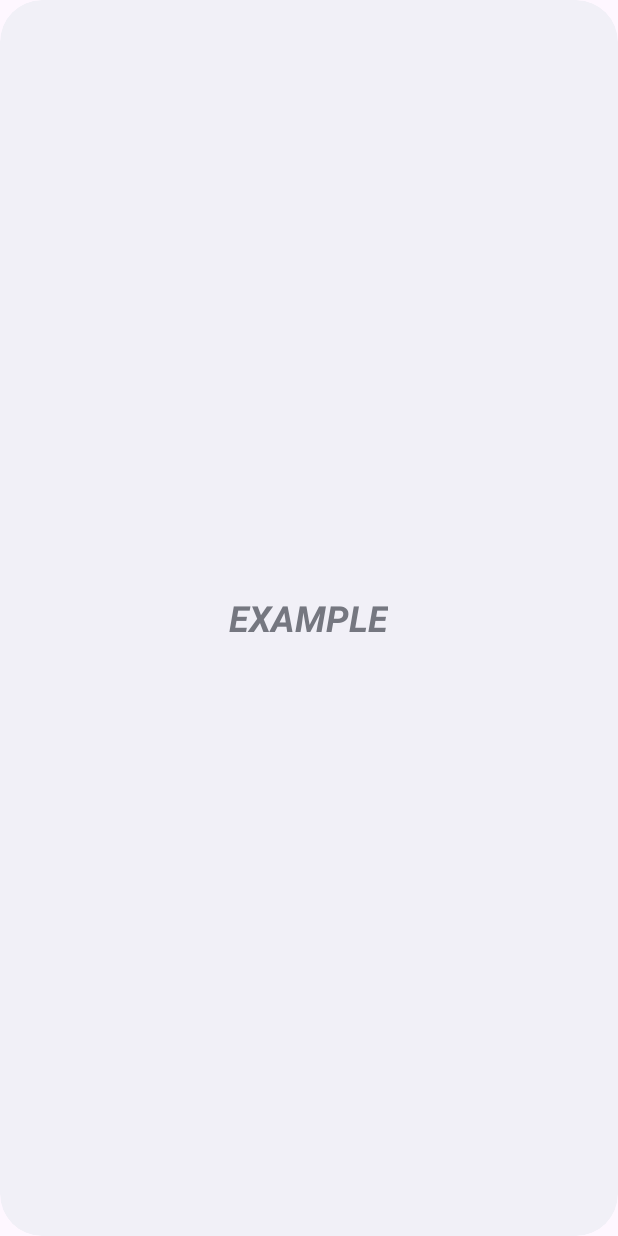
After one commit to blarbee/deadline_countdown, an Android app: the layout countdown_widget.xml on its own in the app's theme, with its tools: preview values and no code run, on a phone screen of 412 x 824 dp. The commit adds this screen. Run offline under Robolectric (Android 15) with nearby library versions, the phone set to English and light mode, and no system bars.

Commit message:
Correct allFieldsAreCompelted() and widget premices

```diff
--- a/app/build.gradle.kts
+++ b/app/build.gradle.kts
@@ -43,6 +43,8 @@
     // No additional plugins are necessary
     annotationProcessor("androidx.room:room-compiler:$room_version")
 
+    implementation("androidx.core:core-ktx:1.16.0")
+
     implementation(libs.flexbox)
     implementation(libs.appcompat)
     implementation(libs.material)
--- a/app/src/main/java/com/example/deadline_countdown/TaskActivity.java
+++ b/app/src/main/java/com/example/deadline_countdown/TaskActivity.java
@@ -258,8 +258,8 @@
 
 
     private boolean allFieldsAreCompleted(){
-        if(!task_title_txt.isEmpty() || task_selected_color != ""){
-            if(task_date.getText() != "Date" || task_time.getText() != "Time"){
+        if(!task_title_txt.isEmpty() && task_selected_color != ""){
+            if(task_date.getText() != "Date" && task_time.getText() != "Time"){
                 return selected_week || selected_day || selected_hour || selected_min || selected_sec;
             }
         }
--- /dev/null
+++ b/app/src/main/res/drawable-v21/app_widget_background.xml
@@ -0,0 +1,10 @@
+<?xml version="1.0" encoding="utf-8"?><!--
+Background for widgets to make the rounded corners based on the
+appWidgetRadius attribute value
+-->
+<shape xmlns:android="http://schemas.android.com/apk/res/android"
+    android:shape="rectangle">
+
+    <corners android:radius="?attr/appWidgetRadius" />
+    <solid android:color="?android:attr/colorBackground" />
+</shape>
--- /dev/null
+++ b/app/src/main/res/layout/countdown_widget.xml
@@ -0,0 +1,18 @@
+<RelativeLayout xmlns:android="http://schemas.android.com/apk/res/android"
+    style="@style/Widget.Deadline_Countdown.AppWidget.Container"
+    android:layout_width="match_parent"
+    android:layout_height="match_parent"
+    android:theme="@style/Theme.Deadline_Countdown.AppWidgetContainer">
+
+    <TextView
+        android:id="@+id/appwidget_text"
+        android:layout_width="wrap_content"
+        android:layout_height="wrap_content"
+        android:layout_centerHorizontal="true"
+        android:layout_centerVertical="true"
+        android:layout_margin="8dp"
+        android:contentDescription="@string/appwidget_text"
+        android:text="@string/appwidget_text"
+        android:textSize="24sp"
+        android:textStyle="bold|italic" />
+</RelativeLayout>
--- /dev/null
+++ b/app/src/main/res/values-night-v31/themes.xml
@@ -0,0 +1,10 @@
+<?xml version="1.0" encoding="utf-8"?>
+<resources>
+    <!--
+    Having themes.xml for night-v31 because of the priority order of the resource qualifiers.
+    -->
+    <style name="Theme.Deadline_Countdown.AppWidgetContainerParent" parent="@android:style/Theme.DeviceDefault.DayNight">
+        <item name="appWidgetRadius">@android:dimen/system_app_widget_background_radius</item>
+        <item name="appWidgetInnerRadius">@android:dimen/system_app_widget_inner_radius</item>
+    </style>
+</resources>
--- /dev/null
+++ b/app/src/main/res/values-v21/styles.xml
@@ -0,0 +1,14 @@
+<resources>
+
+    <style name="Widget.Deadline_Countdown.AppWidget.Container" parent="android:Widget">
+        <item name="android:id">@android:id/background</item>
+        <item name="android:padding">?attr/appWidgetPadding</item>
+        <item name="android:background">@drawable/app_widget_background</item>
+    </style>
+
+    <style name="Widget.Deadline_Countdown.AppWidget.InnerView" parent="android:Widget">
+        <item name="android:padding">?attr/appWidgetPadding</item>
+        <item name="android:background">@drawable/app_widget_inner_view_background</item>
+        <item name="android:textColor">?android:attr/textColorPrimary</item>
+    </style>
+</resources>
--- /dev/null
+++ b/app/src/main/res/values-v31/styles.xml
@@ -0,0 +1,16 @@
+<resources>
+
+    <style name="Widget.Deadline_Countdown.AppWidget.Container" parent="android:Widget">
+        <item name="android:id">@android:id/background</item>
+        <item name="android:padding">?attr/appWidgetPadding</item>
+        <item name="android:background">@drawable/app_widget_background</item>
+        <item name="android:clipToOutline">true</item>
+    </style>
+
+    <style name="Widget.Deadline_Countdown.AppWidget.InnerView" parent="android:Widget">
+        <item name="android:padding">?attr/appWidgetPadding</item>
+        <item name="android:background">@drawable/app_widget_inner_view_background</item>
+        <item name="android:textColor">?android:attr/textColorPrimary</item>
+        <item name="android:clipToOutline">true</item>
+    </style>
+</resources>
--- /dev/null
+++ b/app/src/main/res/values-v31/themes.xml
@@ -0,0 +1,11 @@
+<?xml version="1.0" encoding="utf-8"?>
+<resources>
+    <!--
+    Having themes.xml for v31 variant because @android:dimen/system_app_widget_background_radius
+     and @android:dimen/system_app_widget_internal_padding requires API level 31
+    -->
+    <style name="Theme.Deadline_Countdown.AppWidgetContainerParent" parent="@android:style/Theme.DeviceDefault.DayNight">
+        <item name="appWidgetRadius">@android:dimen/system_app_widget_background_radius</item>
+        <item name="appWidgetInnerRadius">@android:dimen/system_app_widget_inner_radius</item>
+    </style>
+</resources>
--- a/app/src/main/res/values/colors.xml
+++ b/app/src/main/res/values/colors.xml
@@ -7,6 +7,10 @@
     <color name="og_orange">#ffCD785B</color>
     <color name="og_green">#ffA3B18A</color>
     <color name="og_white">#ffF2E9E4</color>
+    <color name="light_blue_50">#FFE1F5FE</color>
+    <color name="light_blue_200">#FF81D4FA</color>
+    <color name="light_blue_600">#FF039BE5</color>
+    <color name="light_blue_900">#FF01579B</color>
 
 
 </resources>
--- a/app/src/main/res/values/dimens.xml
+++ b/app/src/main/res/values/dimens.xml
@@ -2,4 +2,10 @@
 <resources>
     <dimen name="text_margin">16dp</dimen>
     <dimen name="corner_radius">10dp</dimen>
+
+    <!--
+Refer to App Widget Documentation for margin information
+http://developer.android.com/guide/topics/appwidgets/index.html#CreatingLayout
+    -->
+    <dimen name="widget_margin">0dp</dimen>
 </resources>
--- a/app/src/main/res/values/strings.xml
+++ b/app/src/main/res/values/strings.xml
@@ -38,4 +38,7 @@
     <string name="time">Time</string>
     <string name="description_optional">Description (optional)</string>
     <string name="save_this_task">Save this task</string>
+    <string name="appwidget_text">EXAMPLE</string>
+    <string name="add_widget">Add widget</string>
+    <string name="app_widget_description">This is an app widget description</string>
 </resources>
--- /dev/null
+++ b/app/src/main/res/values/styles.xml
@@ -0,0 +1,12 @@
+<resources>
+
+    <style name="Widget.Deadline_Countdown.AppWidget.Container" parent="android:Widget">
+        <item name="android:id">@android:id/background</item>
+        <item name="android:background">?android:attr/colorBackground</item>
+    </style>
+
+    <style name="Widget.Deadline_Countdown.AppWidget.InnerView" parent="android:Widget">
+        <item name="android:background">?android:attr/colorBackground</item>
+        <item name="android:textColor">?android:attr/textColorPrimary</item>
+    </style>
+</resources>
--- a/app/src/main/res/values/themes.xml
+++ b/app/src/main/res/values/themes.xml
@@ -3,7 +3,7 @@
     <style name="Base.Theme.Deadline_Countdown" parent="Theme.Material3.DayNight.NoActionBar">
         <!-- Customize your light theme here. -->
         <!--         <item name="black">@color/my_light_primary</item>-->
-        <item name="android:statusBarColor" >@color/og_white</item>
+        <item name="android:statusBarColor">@color/og_white</item>
     </style>
 
     <style name="Theme.Deadline_Countdown" parent="Base.Theme.Deadline_Countdown" />
@@ -94,5 +94,22 @@
         <item name="android:fontFamily">@font/robotoslab_regular</item>
     </style>
 
+    <style name="Theme.Deadline_Countdown.AppWidgetContainerParent" parent="@android:style/Theme.DeviceDefault">
+        <!-- Radius of the outer bound of widgets to make the rounded corners -->
+        <item name="appWidgetRadius">16dp</item>
+        <!--
+        Radius of the inner view's bound of widgets to make the rounded corners.
+        It needs to be 8dp or less than the value of appWidgetRadius
+        -->
+        <item name="appWidgetInnerRadius">8dp</item>
+
+    </style>
+
+    <style name="Theme.Deadline_Countdown.AppWidgetContainer" parent="Theme.Deadline_Countdown.AppWidgetContainerParent">
+        <!-- Apply padding to avoid the content of the widget colliding with the rounded corners -->
+        <item name="appWidgetPadding">16dp</item>
+<!--        <item name="android:background">@drawable/og_background</item>-->
+    </style>
+
 
 </resources>
```
Also changed, not shown: app/src/main/AndroidManifest.xml (+13 -0 lines), app/src/main/java/com/example/deadline_countdown/CountdownWidget.java (added, +51 -0 lines), app/src/main/res/drawable-v21/app_widget_inner_view_background.xml (added, +10 -0 lines), app/src/main/res/values/attrs.xml (added, +7 -0 lines), app/src/main/res/xml/countdown_widget_info.xml (added, +14 -0 lines), app/src/main/res/drawable-nodpi/example_appwidget_preview.png (added). Lines whose indentation alone changed are shown as unchanged.
